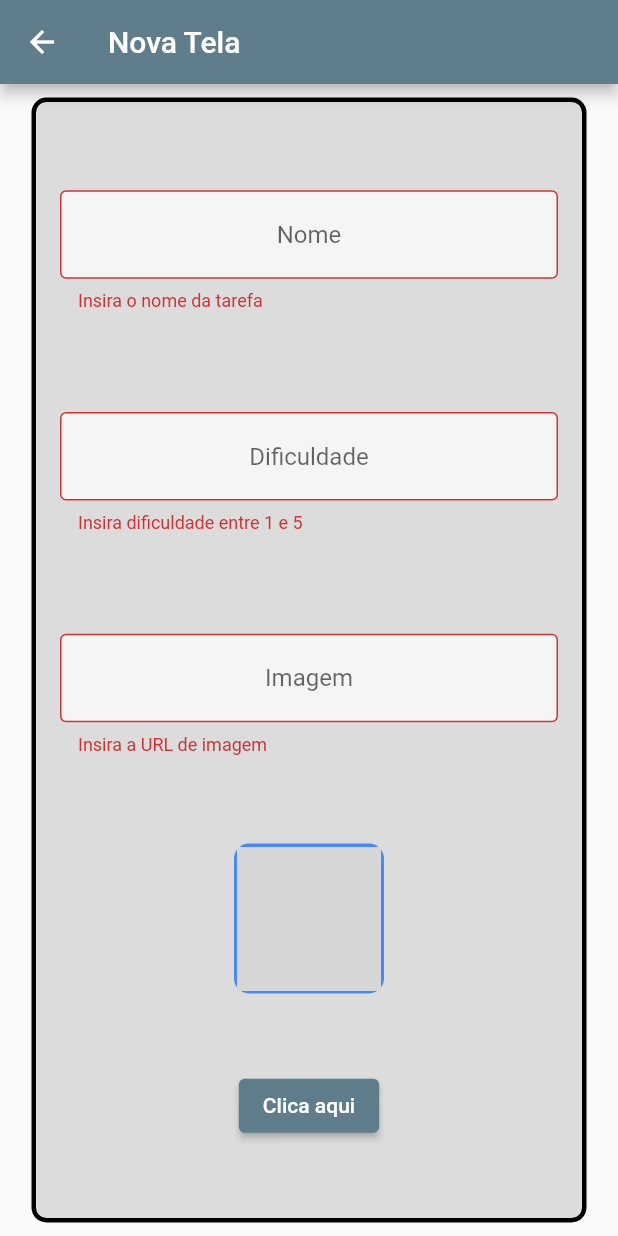
After one commit to antonio195/primeiro_app_flutter, a Flutter app: the FormScreen screen opened directly, after a tap on "Clica aqui", on a phone screen of 412 x 824 dp. The commit adds this screen. Run offline on Flutter 3.47's test engine with Material 2 defaults, Android fonts, the phone set to English and light mode, and no system bars; network calls fail; grey boxes are pictures that could not be loaded.

Commit message:
Continuar curso

```diff
--- /dev/null
+++ b/lib/data/task_inherited.dart
@@ -0,0 +1,53 @@
+import 'package:flutter/material.dart';
+import 'package:meu_primeiro_projeto_flutter/widgets/task_widget.dart';
+
+class TaskInherited extends InheritedWidget {
+  TaskInherited({
+    Key? key,
+    required Widget child,
+  }) : super(key: key, child: child);
+
+  final List<Task> taskList = [
+    const Task(
+      nome: 'Aprender Flutter',
+      urlImage: 'assets/images/dash.png',
+      dificuldade: 3,
+    ),
+    const Task(
+      nome: 'Andar de bike',
+      urlImage: 'assets/images/bike.webp',
+      dificuldade: 1,
+    ),
+    const Task(
+      nome: 'Ler um livro',
+      urlImage: 'assets/images/livro.jpg',
+      dificuldade: 3,
+    ),
+    const Task(
+      nome: 'Meditar',
+      urlImage: 'assets/images/meditar.jpeg',
+      dificuldade: 5,
+    ),
+    const Task(
+      nome: 'Jogar',
+      urlImage: 'assets/images/jogar.jpg',
+      dificuldade: 1,
+    )
+  ];
+
+  void newTask(String name, String photo, int difficulty) {
+    taskList.add(Task(nome: name, urlImage: photo, dificuldade: difficulty));
+  }
+
+  static TaskInherited of(BuildContext context) {
+    final TaskInherited? result =
+        context.dependOnInheritedWidgetOfExactType<TaskInherited>();
+    assert(result != null, 'No TaskInherited found in context');
+    return result!;
+  }
+
+  @override
+  bool updateShouldNotify(TaskInherited old) {
+    return old.taskList.length != taskList.length;
+  }
+}
--- a/lib/main.dart
+++ b/lib/main.dart
@@ -1,4 +1,5 @@
 import 'package:flutter/material.dart';
+import 'package:meu_primeiro_projeto_flutter/data/task_inherited.dart';
 import 'package:meu_primeiro_projeto_flutter/screens/initial_screen.dart';
 
 void main() {
@@ -15,7 +16,9 @@ class MyApp extends StatelessWidget {
       theme: ThemeData(
         primarySwatch: Colors.blueGrey,
       ),
-      home: const InitialScreen(),
+      home: TaskInherited(
+        child: const InitialScreen(),
+      ),
     );
   }
 }
--- /dev/null
+++ b/lib/screens/form_screen.dart
@@ -0,0 +1,155 @@
+import 'package:flutter/material.dart';
+
+import '../data/task_inherited.dart';
+
+class FormScreen extends StatefulWidget {
+  const FormScreen({Key? key, required this.taskContext}) : super(key: key);
+
+  final BuildContext taskContext;
+
+  @override
+  State<FormScreen> createState() => _FormScreenState();
+}
+
+class _FormScreenState extends State<FormScreen> {
+  TextEditingController nameController = TextEditingController();
+  TextEditingController difficultyController = TextEditingController();
+  TextEditingController imageController = TextEditingController();
+
+  final _formKey = GlobalKey<FormState>();
+
+  @override
+  Widget build(BuildContext context) {
+    return Form(
+      key: _formKey,
+      child: Scaffold(
+        appBar: AppBar(
+          title: const Text('Nova Tela'),
+        ),
+        body: Center(
+          child: SingleChildScrollView(
+            child: Container(
+              height: 750,
+              width: 370,
+              decoration: BoxDecoration(
+                  color: Colors.black12,
+                  borderRadius: BorderRadius.circular(10),
+                  border: Border.all(width: 3)),
+              child: Column(
+                mainAxisAlignment: MainAxisAlignment.spaceEvenly,
+                crossAxisAlignment: CrossAxisAlignment.center,
+                children: [
+                  Padding(
+                    padding:
+                        const EdgeInsets.symmetric(vertical: 8, horizontal: 16),
+                    child: TextFormField(
+                      validator: (value) {
+                        if (value != null && value.isEmpty) {
+                          return 'Insira o nome da tarefa';
+                        }
+                        return null;
+                      },
+                      controller: nameController,
+                      textAlign: TextAlign.center,
+                      decoration: const InputDecoration(
+                          border: OutlineInputBorder(),
+                          hintText: 'Nome',
+                          fillColor: Colors.white70,
+                          filled: true),
+                    ),
+                  ),
+                  Padding(
+                    padding:
+                        const EdgeInsets.symmetric(vertical: 8, horizontal: 16),
+                    child: TextFormField(
+                      validator: (value) {
+                        if (value!.isEmpty ||
+                            int.parse(value) > 5 ||
+                            int.parse(value) < 1) {
+                          return 'Insira dificuldade entre 1 e 5';
+                        }
+                        return null;
+                      },
+                      keyboardType: TextInputType.number,
+                      controller: difficultyController,
+                      textAlign: TextAlign.center,
+                      decoration: const InputDecoration(
+                          border: OutlineInputBorder(),
+                          hintText: 'Dificuldade',
+                          fillColor: Colors.white70,
+                          filled: true),
+                    ),
+                  ),
+                  Padding(
+                    padding:
+                        const EdgeInsets.symmetric(vertical: 8, horizontal: 16),
+                    child: TextFormField(
+                      onChanged: (text) {
+                        setState(() {
+                          imageController.text;
+                        });
+                      },
+                      validator: (value) {
+                        if (value!.isEmpty) {
+                          return 'Insira a URL de imagem';
+                        }
+                        return null;
+                      },
+                      controller: imageController,
+                      keyboardType: TextInputType.url,
+                      textAlign: TextAlign.center,
+                      decoration: const InputDecoration(
+                          border: OutlineInputBorder(),
+                          hintText: 'Imagem',
+                          fillColor: Colors.white70,
+                          filled: true),
+                    ),
+                  ),
+                  Container(
+                    height: 100,
+                    width: 100,
+                    decoration: BoxDecoration(
+                        color: Colors.blueAccent,
+                        borderRadius: BorderRadius.circular(10),
+                        border: Border.all(width: 2, color: Colors.blueAccent)),
+                    child: ClipRRect(
+                      borderRadius: BorderRadius.circular(10),
+                      child: Image.network(
+                        imageController.text,
+                        fit: BoxFit.fill,
+                        errorBuilder: (BuildContext context, Object exception,
+                            StackTrace? stackTrace) {
+                          return Image.asset('assets/images/sem_foto.png');
+                        },
+                      ),
+                    ),
+                  ),
+                  ElevatedButton(
+                    onPressed: () {
+                      if (_formKey.currentState!.validate()) {
+                        print("foi");
+                        TaskInherited.of(widget.taskContext).newTask(
+                            nameController.text,
+                            imageController.text,
+                            int.parse(difficultyController.text));
+                        ScaffoldMessenger.of(context).showSnackBar(
+                          const SnackBar(
+                            content: Text(
+                              'Criando nova tarefa',
+                            ),
+                          ),
+                        );
+                        Navigator.pop(context);
+                      }
+                    },
+                    child: const Text('Clica aqui'),
+                  )
+                ],
+              ),
+            ),
+          ),
+        ),
+      ),
+    );
+  }
+}
--- a/lib/screens/initial_screen.dart
+++ b/lib/screens/initial_screen.dart
@@ -1,5 +1,6 @@
 import 'package:flutter/material.dart';
-import 'package:meu_primeiro_projeto_flutter/widgets/task_widget.dart';
+import 'package:meu_primeiro_projeto_flutter/data/task_inherited.dart';
+import 'package:meu_primeiro_projeto_flutter/screens/form_screen.dart';
 
 class InitialScreen extends StatefulWidget {
   const InitialScreen({Key? key}) : super(key: key);
@@ -9,8 +10,6 @@ class InitialScreen extends StatefulWidget {
 }
 
 class _InitialScreenState extends State<InitialScreen> {
-  bool opacidade = true;
-
   @override
   Widget build(BuildContext context) {
     return Scaffold(
@@ -18,49 +17,19 @@ class _InitialScreenState extends State<InitialScreen> {
         leading: const Icon(Icons.task_alt_outlined),
         title: const Text("Tarefas"),
       ),
-      body: AnimatedOpacity(
-        opacity: opacidade ? 1 : 0,
-        duration: const Duration(milliseconds: 500),
-        child: ListView(
-          children: const [
-            Task(
-              nome: 'Aprender Flutter',
-              urlImage: 'assets/images/dash.png',
-              dificuldade: 3,
-            ),
-            Task(
-              nome: 'Andar de bike',
-              urlImage: 'assets/images/bike.webp',
-              dificuldade: 1,
-            ),
-            Task(
-              nome: 'Ler um livro',
-              urlImage: 'assets/images/livro.jpg',
-              dificuldade: 3,
-            ),
-            Task(
-              nome: 'Meditar',
-              urlImage: 'assets/images/meditar.jpeg',
-              dificuldade: 5,
-            ),
-            Task(
-              nome: 'Jogar',
-              urlImage: 'assets/images/jogar.jpg',
-              dificuldade: 1,
-            ),
-            SizedBox(
-              height: 80,
-            )
-          ],
-        ),
+      body: ListView(
+        children: TaskInherited.of(context).taskList,
       ),
       floatingActionButton: FloatingActionButton(
         onPressed: () {
-          setState(() {
-            opacidade = !opacidade;
-          });
+          Navigator.push(
+              context,
+              MaterialPageRoute(
+                  builder: (newContext) => FormScreen(
+                        taskContext: context,
+                      )));
         },
-        child: const Icon(Icons.remove_red_eye),
+        child: const Icon(Icons.add),
       ),
     );
   }
--- a/lib/widgets/task_widget.dart
+++ b/lib/widgets/task_widget.dart
@@ -19,6 +19,13 @@ class Task extends StatefulWidget {
 
 class _TaskState extends State<Task> {
   int nivel = 0;
+
+  bool assetOrNetwork() {
+    if (widget.urlImage.contains('http')) {
+      return false;
+    }
+    return true;
+  }
 
   @override
   Widget build(BuildContext context) {
@@ -52,10 +59,15 @@ class _TaskState extends State<Task> {
                       height: 100,
                       child: ClipRRect(
                         borderRadius: BorderRadius.circular(10),
-                        child: Image.asset(
-                          widget.urlImage,
-                          fit: BoxFit.cover,
-                        ),
+                        child: assetOrNetwork()
+                            ? Image.asset(
+                                widget.urlImage,
+                                fit: BoxFit.cover,
+                              )
+                            : Image.network(
+                                widget.urlImage,
+                                fit: BoxFit.cover,
+                              ),
                       ),
                     ),
                     Column(
```
